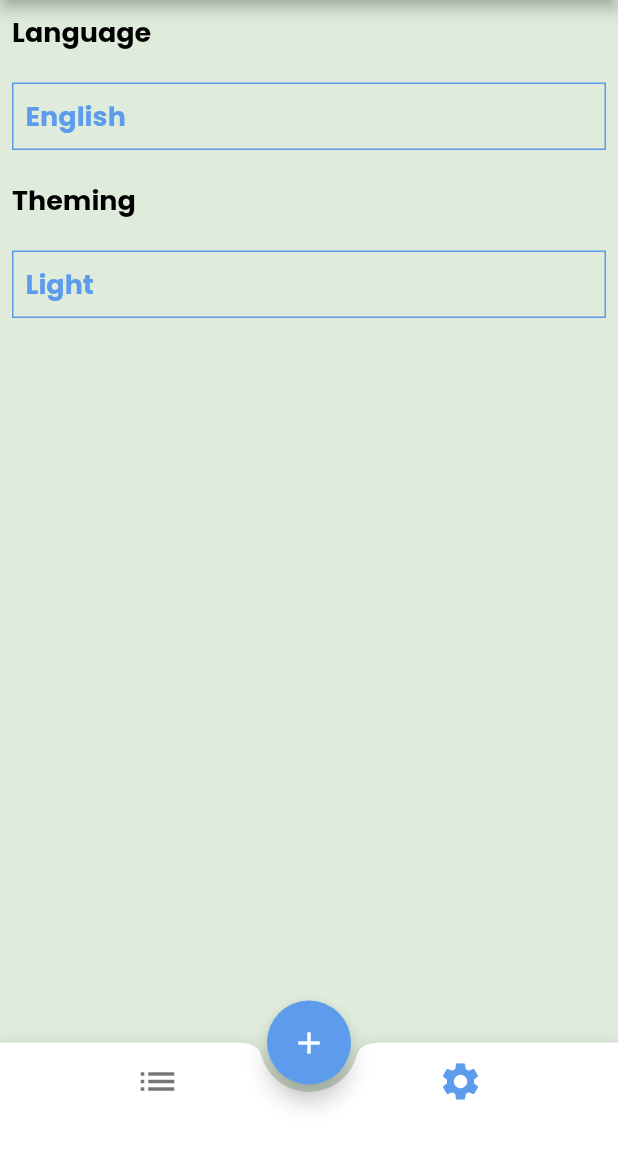
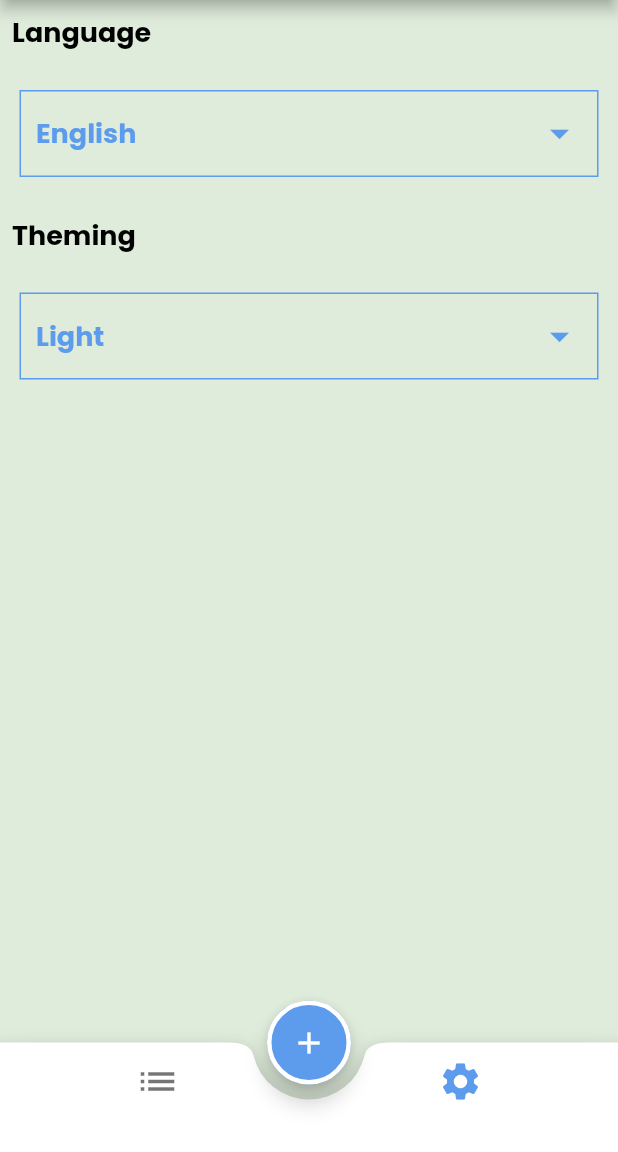
Before and after one commit to salmahossam094/todo, a Flutter app: the screen it shows after launch, item 2 of the bottom bar chosen, on a phone screen of 412 x 824 dp, the part 84-1236 px from its top. Run offline on Flutter 3.47's test engine with Material 2 defaults, Android fonts, the phone set to English and light mode, and no system bars; our stand-ins replace google_fonts; generated files the repository leaves out were written again.

Commit message:
modify settings tab

```diff
--- a/lib/home_layout/home_layout.dart
+++ b/lib/home_layout/home_layout.dart
@@ -17,17 +17,21 @@ class _HomeLayoutState extends State<HomeLayout> {
   Widget build(BuildContext context) {
     List<Widget> tabs = [TasksTab(), SettingsTab()];
     return Scaffold(
+      extendBody: true,
       appBar: AppBar(
-        title: Text(
-          'To Do List',
-          style: Theme.of(context).textTheme.bodyLarge,
+        title: Align(
+          alignment: Alignment.topLeft,
+          child: Text(
+            'To Do List',
+            style: Theme.of(context).textTheme.bodyLarge,
+          ),
         ),
       ),
       body: tabs[index],
       bottomNavigationBar: BottomAppBar(
         padding: EdgeInsets.all(4),
         shape: CircularNotchedRectangle(),
-        notchMargin: 5,
+        notchMargin: 10,
         child: BottomNavigationBar(
             type: BottomNavigationBarType.fixed,
             currentIndex: index,
@@ -51,15 +55,16 @@ class _HomeLayoutState extends State<HomeLayout> {
             ]),
       ),
       floatingActionButton: FloatingActionButton(
+        shape: StadiumBorder(side: BorderSide(color: Colors.white,width: 3)),
         onPressed: () {
-        showFloatingbottom();
+        showFloatingBottom();
         },
         child: Icon(Icons.add,color: Colors.white,),
       ),
       floatingActionButtonLocation: FloatingActionButtonLocation.centerDocked,
     );
   }
-  showFloatingbottom(){
+  showFloatingBottom(){
     showModalBottomSheet(context: context, builder: (context) {
       return ShowFloatingBottom();
     },);
--- a/lib/screens/settings.dart
+++ b/lib/screens/settings.dart
@@ -1,14 +1,12 @@
 import 'package:flutter/material.dart';
 import 'package:provider/provider.dart';
 import 'package:todo/providers/my_provider.dart';
-import 'package:todo/screens/show_language.dart';
 import 'package:flutter_gen/gen_l10n/app_localizations.dart';
-import 'package:todo/screens/show_theme.dart';
-import 'package:todo/shared/styles/app_colors.dart';
+import 'package:todo/screens/widgets/drop_down_lang.dart';
+import 'package:todo/screens/widgets/drop_down_theme.dart';
+
 
 class SettingsTab extends StatefulWidget {
-  const SettingsTab({Key? key}) : super(key: key);
-
   @override
   State<SettingsTab> createState() => _SettingsTabState();
 }
@@ -25,72 +23,34 @@ class _SettingsTabState extends State<SettingsTab> {
           Text(
             AppLocalizations.of(context)!.language,
             style: Theme.of(context).textTheme.bodyMedium?.copyWith(
-                  color: prov.theme==ThemeMode.light?Colors.black:Colors.white,
+                  color: prov.theme == ThemeMode.light
+                      ? Colors.black
+                      : Colors.white,
                 ),
           ),
           const SizedBox(
             height: 20,
           ),
-          InkWell(
-              onTap: () {
-                showLangBottom();
-              },
-              child: Container(
-                padding: const EdgeInsets.all(8),
-                width: double.infinity,
-                decoration: BoxDecoration(
-                    border: Border.all(color: AppColor.lightColor)),
-                child: Text(prov.language == 'en'
-                    ? AppLocalizations.of(context)!.english
-                    : AppLocalizations.of(context)!.arabic),
-              )),
+          CustomDropDownLanguage(),
           const SizedBox(
             height: 20,
           ),
           Text(
             AppLocalizations.of(context)!.theming,
             style: Theme.of(context).textTheme.bodyMedium?.copyWith(
-                   color: prov.theme==ThemeMode.light?Colors.black:Colors.white,
+                  color: prov.theme == ThemeMode.light
+                      ? Colors.black
+                      : Colors.white,
                 ),
           ),
           const SizedBox(
             height: 20,
           ),
-          InkWell(
-              onTap: () {
-                showThemeBottom();
-              },
-              child: Container(
-                padding: const EdgeInsets.all(8),
-                width: double.infinity,
-                decoration: BoxDecoration(
-                    border: Border.all(color: AppColor.lightColor)),
-                child: Text(prov.theme == ThemeMode.light
-                    ? AppLocalizations.of(context)!.light
-                    : prov.theme == ThemeMode.dark
-                        ? AppLocalizations.of(context)!.dark
-                        : AppLocalizations.of(context)!.system),
-              )),
+          CustomDropDownTheme(),
         ],
       ),
     );
   }
 
-  showThemeBottom() {
-    showModalBottomSheet(
-      context: context,
-      builder: (context) {
-        return const ShowThemeBottom();
-      },
-    );
-  }
 
-  showLangBottom() {
-    showModalBottomSheet(
-      context: context,
-      builder: (context) {
-        return const ShowLanguageBottom();
-      },
-    );
-  }
 }
--- /dev/null
+++ b/lib/screens/widgets/drop_down_lang.dart
@@ -0,0 +1,72 @@
+import 'package:flutter/material.dart';
+import 'package:provider/provider.dart';
+import 'package:todo/providers/my_provider.dart';
+import 'package:flutter_gen/gen_l10n/app_localizations.dart';
+import 'package:todo/shared/styles/app_colors.dart';
+
+class CustomDropDownLanguage extends StatefulWidget {
+  @override
+  State<CustomDropDownLanguage> createState() => _CustomDropDownLanguageState();
+}
+
+class _CustomDropDownLanguageState extends State<CustomDropDownLanguage> {
+  int selectedValue = 1;
+
+  @override
+  Widget build(BuildContext context) {
+    var pro = Provider.of<MyProvider>(context);
+    return Container(
+      margin: EdgeInsets.all(5),
+      padding: EdgeInsets.only(bottom: 4, top: 4, left: 10, right: 10),
+      decoration: BoxDecoration(border: Border.all(color: AppColor.lightColor)),
+      child: DropdownButtonHideUnderline(
+        child: DropdownButton(
+          value: selectedValue,
+          isExpanded: true,
+          iconSize: 30,
+          iconEnabledColor: AppColor.lightColor,
+          items: [
+            DropdownMenuItem(
+              value: 1,
+              onTap: () {
+                pro.changeLanguage('en');
+              },
+              child: Text(
+                AppLocalizations.of(context)!.english,
+                style: Theme.of(context).textTheme.bodyMedium!.copyWith(
+                    color: pro.theme == ThemeMode.light
+                        ? pro.language == 'en'
+                            ? AppColor.lightColor
+                            : Colors.black
+                        : pro.language == 'en'
+                            ? AppColor.darkColor
+                            : Colors.white),
+              ),
+            ),
+            DropdownMenuItem(
+              value: 2,
+              onTap: () {
+                pro.changeLanguage('ar');
+              },
+              child: Text(
+                AppLocalizations.of(context)!.arabic,
+                style: Theme.of(context).textTheme.bodyMedium!.copyWith(
+                    color: pro.theme == ThemeMode.light
+                        ? pro.language == 'ar'
+                            ? AppColor.lightColor
+                            : Colors.black
+                        : pro.language == 'ar'
+                            ? AppColor.darkColor
+                            : Colors.white),
+              ),
+            )
+          ],
+          onChanged: (value) {
+            selectedValue = value!;
+            setState(() {});
+          },
+        ),
+      ),
+    );
+  }
+}
--- /dev/null
+++ b/lib/screens/widgets/drop_down_theme.dart
@@ -0,0 +1,64 @@
+import 'package:flutter/material.dart';
+import 'package:flutter_gen/gen_l10n/app_localizations.dart';
+import 'package:provider/provider.dart';
+import 'package:todo/providers/my_provider.dart';
+import 'package:todo/shared/styles/app_colors.dart';
+
+class CustomDropDownTheme extends StatefulWidget {
+  @override
+  State<CustomDropDownTheme> createState() => _CustomDropDownThemeState();
+}
+
+class _CustomDropDownThemeState extends State<CustomDropDownTheme> {
+  int selectedValue = 1;
+
+  @override
+  Widget build(BuildContext context) {
+    var pro = Provider.of<MyProvider>(context);
+    return Container(
+      margin: EdgeInsets.all(5),
+      padding: EdgeInsets.only(bottom: 4, top: 4, left: 10, right: 10),
+      decoration: BoxDecoration(border: Border.all(color: AppColor.lightColor)),
+      child: DropdownButtonHideUnderline(
+        child: DropdownButton(
+          iconSize: 30,
+          value: selectedValue,
+          iconEnabledColor: AppColor.lightColor,
+          isExpanded: true,
+          items: [
+            DropdownMenuItem(
+              child: Text(
+                AppLocalizations.of(context)!.light,
+                style: Theme.of(context).textTheme.bodyMedium!.copyWith(
+                    color: pro.theme == ThemeMode.light
+                        ? AppColor.lightColor
+                        : Colors.white),
+              ),
+              value: 1,
+              onTap: () {
+                pro.changeTheme(ThemeMode.light);
+              },
+            ),
+            DropdownMenuItem(
+              child: Text(
+                AppLocalizations.of(context)!.dark,
+                style: Theme.of(context).textTheme.bodyMedium!.copyWith(
+                    color: pro.theme == ThemeMode.dark
+                        ? AppColor.darkColor
+                        : Colors.black),
+              ),
+              value: 2,
+              onTap: () {
+                pro.changeTheme(ThemeMode.dark);
+              },
+            ),
+          ],
+          onChanged: (value) {
+            selectedValue = value!;
+            setState(() {});
+          },
+        ),
+      ),
+    );
+  }
+}
```
